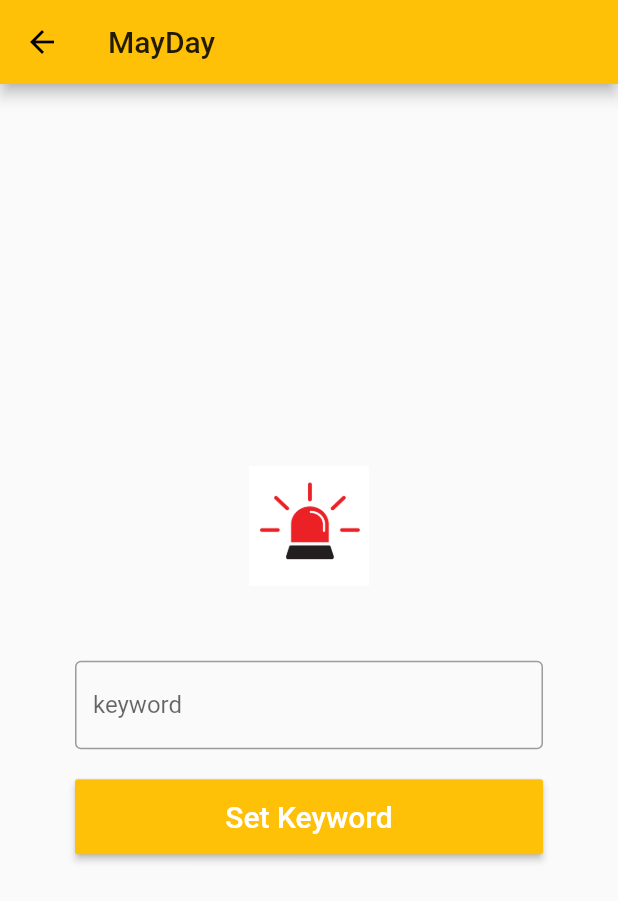
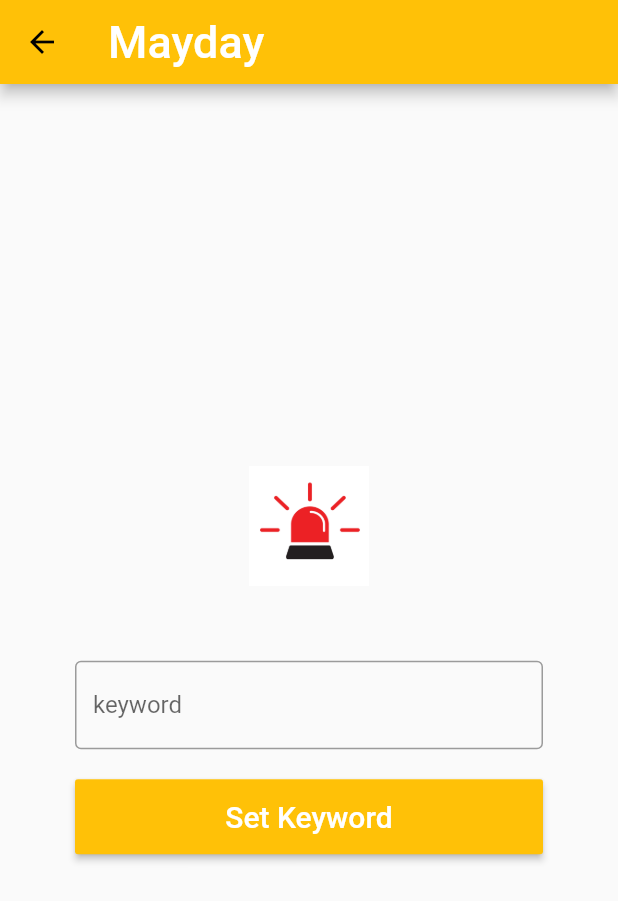
Before and after one commit to hanna2001/Equinox_project, a Flutter app: the screen it shows after launch, after a tap on "Login", on a phone screen of 412 x 824 dp. Shown: the top 901 px of the screen. Run offline on Flutter 3.47's test engine with Material 2 defaults, Android fonts, the phone set to English and light mode, and no system bars; our stand-ins replace audioplayers, avatar_glow, speech_to_text.

Commit message:
minor color changes

```diff
--- a/lib/homepage.dart
+++ b/lib/homepage.dart
@@ -13,7 +13,13 @@ class _HomePageState extends State<HomePage> {
   Widget build(BuildContext context) {
     return Scaffold(
       appBar: AppBar(
-        title: Text('MayDay'),
+        title:  Text(
+          'Mayday',
+          style: TextStyle(
+            color: Colors.white,
+            fontSize: 30,
+          ),
+        ),
       ),
       body: Padding(
         padding: const EdgeInsets.symmetric(horizontal: 40),
--- a/lib/login.dart
+++ b/lib/login.dart
@@ -1,4 +1,3 @@
-import 'package:equinox_project/alert_page.dart';
 import 'package:equinox_project/homepage.dart';
 import 'package:flutter/material.dart';
 
@@ -19,7 +18,13 @@ class _LoginPageState extends State<LoginPage> {
   Widget build(BuildContext context) {
     return Scaffold(
         appBar: AppBar(
-          title: Text('MayDay'),
+          title:  Text(
+            'Mayday',
+            style: TextStyle(
+                color: Colors.white,
+                fontSize: 30,
+            ),
+          ),
         ),
         body: Padding(
             padding: EdgeInsets.all(10),
--- a/lib/main.dart
+++ b/lib/main.dart
@@ -9,6 +9,7 @@ class MyApp extends StatelessWidget {
   @override
   Widget build(BuildContext context) {
     return MaterialApp(
+      debugShowCheckedModeBanner: false,
       home: LoginPage(),
       theme: ThemeData(primaryColor: Colors.amber, buttonColor: Colors.grey),
     );
```
Also changed, not shown: lib/alert_page.dart (+7 -1 lines).
